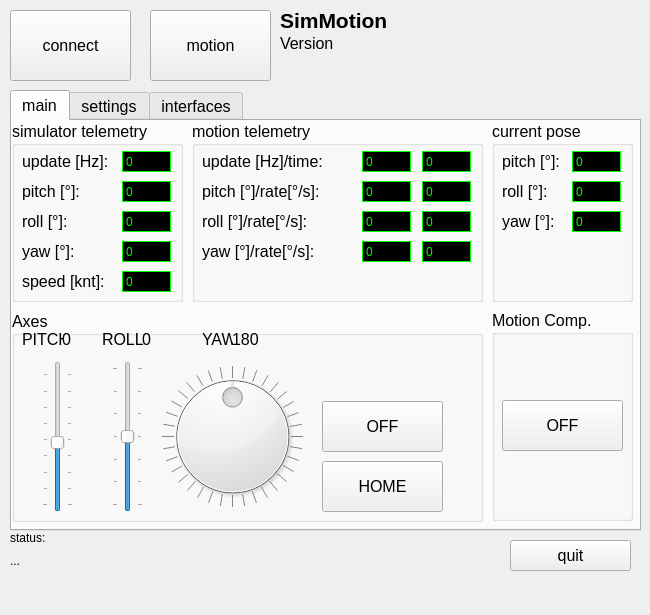
Before: the Qt Designer form SimMotion.ui in MrDiesundas/SimMotion, drawn with Qt 5.
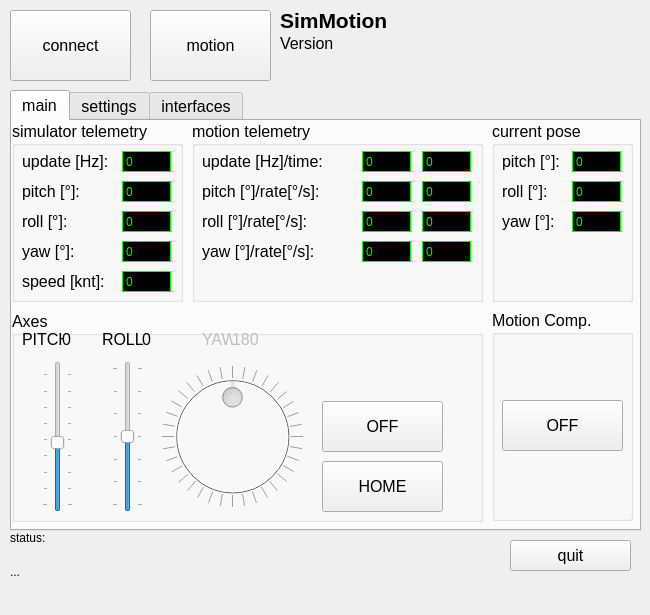
After: the same form once the commit is applied. Icons and pictures are not drawn.

Commit message: V4.0.0 - 25.01.2025:     - changed to position control -> MUST USE SimMotion4.ino or higher     - removed Kalman filter from motion platform -> now in teensy     - changed timer to be flight time clock

```diff
--- a/SimMotion.ui
+++ b/SimMotion.ui
@@ -670,6 +670,9 @@
       </property>
      </widget>
      <widget class="QDial" name="sld_yaw">
+      <property name="enabled">
+       <bool>false</bool>
+      </property>
       <property name="geometry">
        <rect>
         <x>150</x>
@@ -743,6 +746,9 @@
       </property>
      </widget>
      <widget class="QLabel" name="lbl_sld_yaw">
+      <property name="enabled">
+       <bool>false</bool>
+      </property>
       <property name="geometry">
        <rect>
         <x>220</x>
@@ -824,6 +830,9 @@
       </property>
      </widget>
      <widget class="QLabel" name="lbl_sld_pitch_4">
+      <property name="enabled">
+       <bool>false</bool>
+      </property>
       <property name="geometry">
        <rect>
         <x>190</x>
@@ -1894,7 +1903,7 @@
      <x>10</x>
      <y>551</y>
      <width>491</width>
-     <height>20</height>
+     <height>41</height>
     </rect>
    </property>
    <property name="text">
```
Left out of the diff: 6 changed lines with no effect on the pictures. The commit also changes 7 other files.
